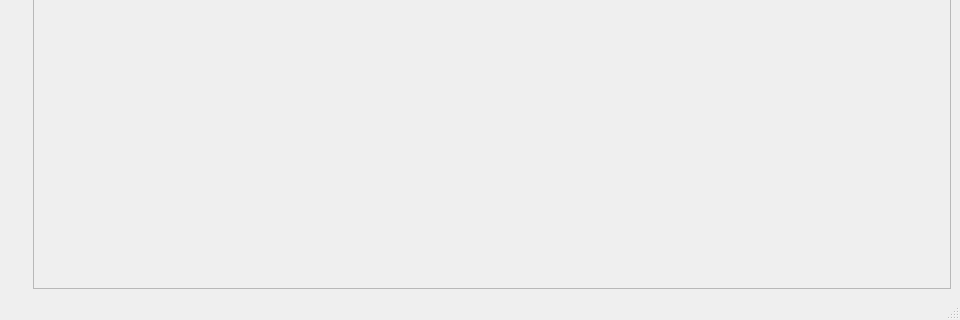
Before: the Qt Designer form unblending-gui/mainwindow.ui in yuki-koyama/unblending, drawn with Qt 5; both pictures show x 0 to 960 and y 320 to 640 of the 960 by 640 pixel window.
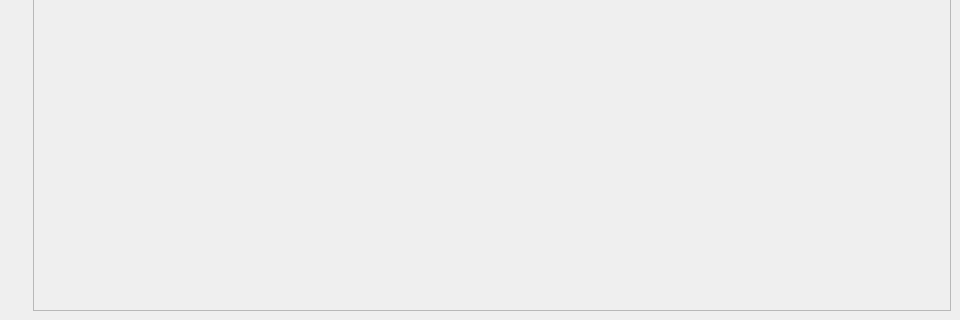
After: the same form once the commit is applied.

Commit message: Remove status bar from gui

What changed in the file:
```diff
--- a/unblending-gui/mainwindow.ui
+++ b/unblending-gui/mainwindow.ui
@@ -80,7 +80,6 @@
    <addaction name="menuFile"/>
    <addaction name="menuActions"/>
   </widget>
-  <widget class="QStatusBar" name="statusbar"/>
   <action name="actionDecompose">
    <property name="text">
     <string>Decompose</string>
```
